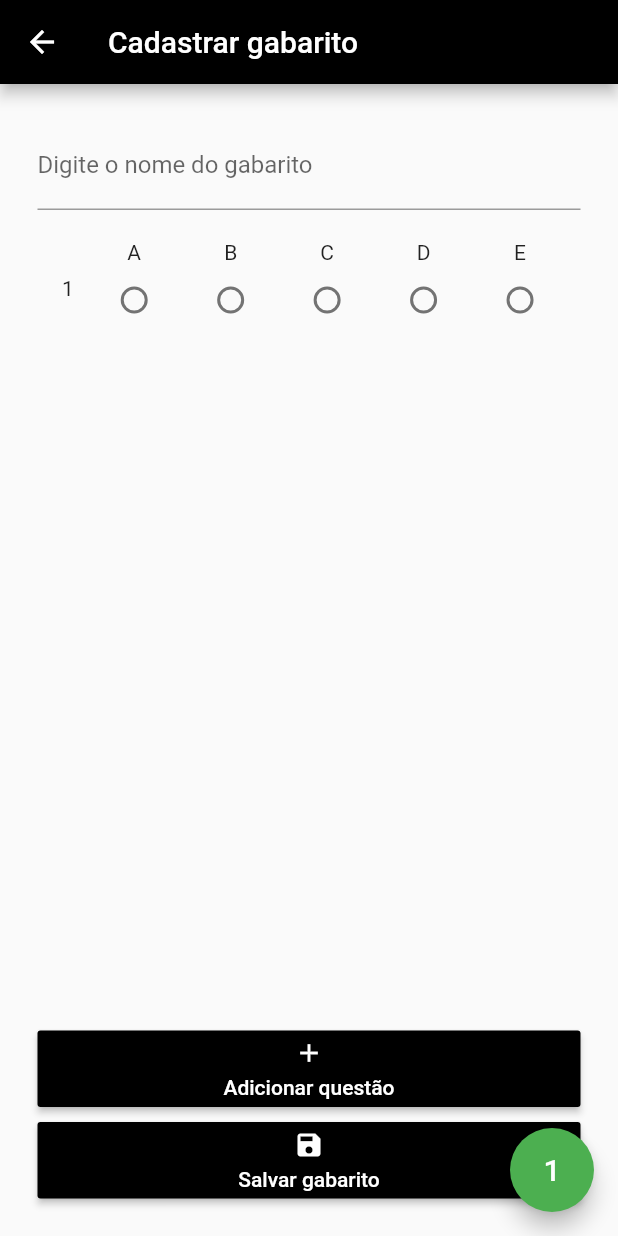
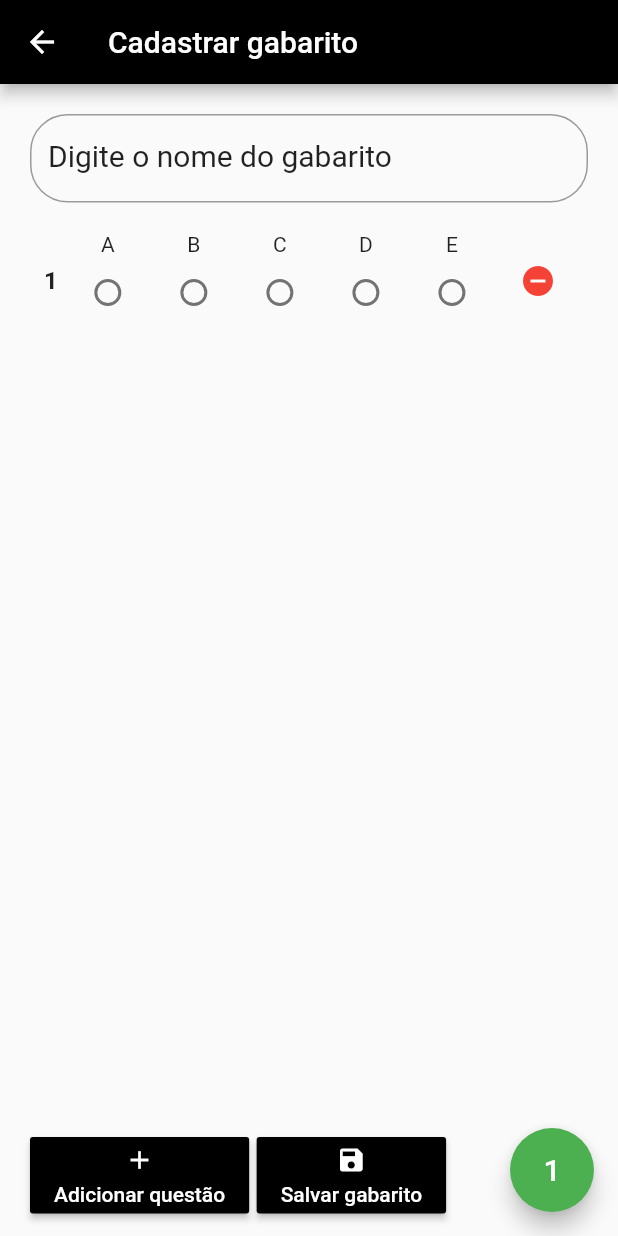
Before and after one commit to Otavio15/CORRETOR-DE-GABARITOS-FRONTEND, a Flutter app: the CadastrarGabarito screen opened by its route, after a tap on "Adicionar questão", on a phone screen of 412 x 824 dp. Run offline on Flutter 3.47's test engine with Material 2 defaults, Android fonts, the phone set to English and light mode, and no system bars; our stand-ins replace flutter_speed_dial, image_picker.

Commit message:
tá indo

```diff
--- a/lib/cadastrarGabarito.dart
+++ b/lib/cadastrarGabarito.dart
@@ -13,7 +13,7 @@ class _CadastrarGabaritoState extends State<CadastrarGabarito> {
 
   int _itens = 0;
   List<Questoes> questoes;
-  int _valorGrupo = 1;
+  int _valorGrupo;
 
   @override
   Widget build(BuildContext context) {
@@ -23,16 +23,27 @@ class _CadastrarGabaritoState extends State<CadastrarGabarito> {
         backgroundColor: Colors.black,
       ),
       body: Container(
-        padding: EdgeInsets.all(25),
+        padding: EdgeInsets.only(right: 20, left: 20, top: 20, bottom: 15),
         child: Column(
           crossAxisAlignment: CrossAxisAlignment.stretch,
           children: <Widget>[
             Padding(
               padding: EdgeInsets.only(bottom: 10),
-              child: TextField(
+              child: TextFormField(
                 decoration: InputDecoration(
                     labelText: "Digite o nome do gabarito",
+                    focusedBorder: OutlineInputBorder(
+                      borderSide: BorderSide(color: Colors.black, width: 2.0),
                     ),
+                    border: new OutlineInputBorder(
+                      borderRadius: new BorderRadius.circular(25.0)
+                    ),
+                    labelStyle: TextStyle(
+                      color: Colors.black87,
+                      fontSize: 20
+                    )
+                ),
+
               ),
             ),
             Expanded(
@@ -44,7 +55,13 @@ class _CadastrarGabaritoState extends State<CadastrarGabarito> {
                       child: Row(
                         mainAxisAlignment: MainAxisAlignment.spaceEvenly,
                         children: <Widget>[
-                          Text((index+1).toString()),
+                          Text(
+                            (index+1).toString(),
+                            style: TextStyle(
+                                fontSize: 16,
+                                fontWeight: FontWeight.bold
+                            ),
+                          ),
                           Column(
                             children: <Widget>[
                               Text("A"),
@@ -105,15 +122,19 @@ class _CadastrarGabaritoState extends State<CadastrarGabarito> {
                               )
                             ],
                           ),
+                          IconButton(
+                            icon: Icon(Icons.remove_circle, color: Colors.red,),
+                            onPressed: (){},
+                          )
                         ],
                       ),
                     );
                   }
               ),
             ),
-            Padding(
-              padding: EdgeInsets.only(bottom: 10),
-              child: RaisedButton(
+            Row(
+              children: <Widget>[
+                RaisedButton(
                     onPressed: (){
                       setState(() {
                         _itens += 1;
@@ -140,8 +161,9 @@ class _CadastrarGabaritoState extends State<CadastrarGabarito> {
                     color: Colors.black,
                     splashColor: Colors.green,
                   ),
-            ),
-            RaisedButton(
+                Padding(
+                  padding: EdgeInsets.only(left: 5),
+                  child: RaisedButton(
                     onPressed: (){
 
                     },
@@ -164,6 +186,9 @@ class _CadastrarGabaritoState extends State<CadastrarGabarito> {
                     color: Colors.black,
                     splashColor: Colors.green,
                   ),
+                )
+              ],
+            )
           ],
         ),
       ),
```
Lines whose indentation alone changed are shown as unchanged.
